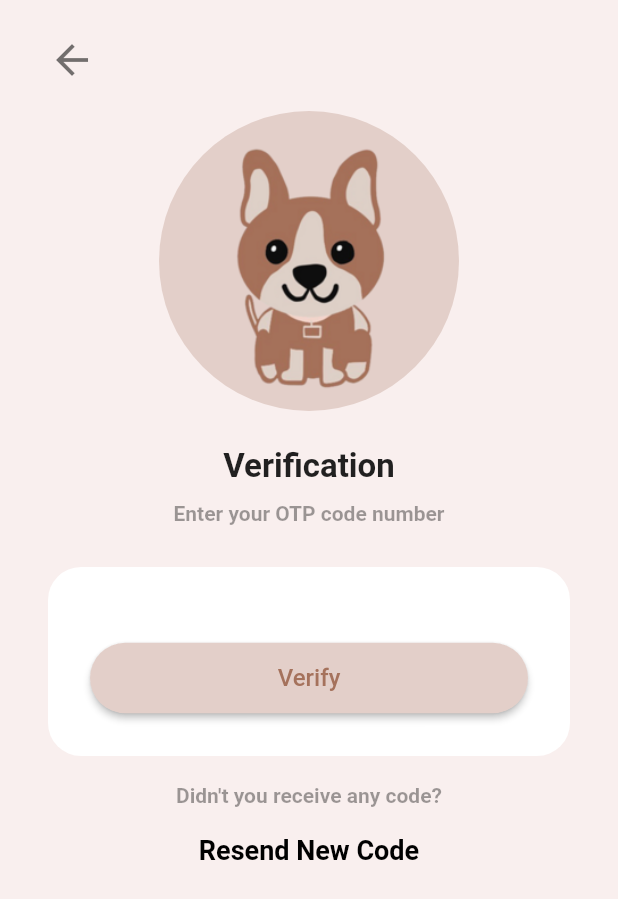
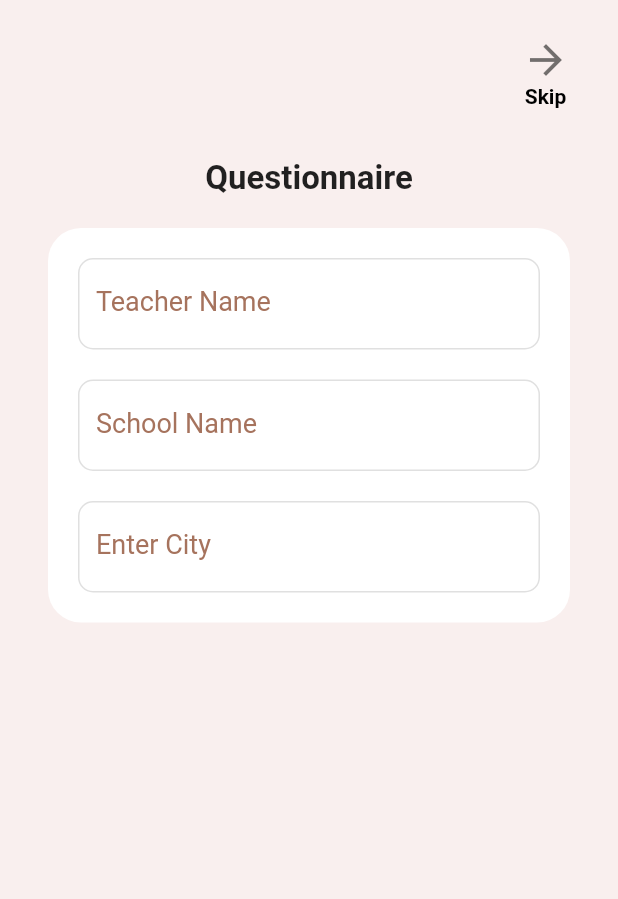
Before and after one commit to Rohan-Sharda/MASTHGuru, a Flutter app: the Teacher screen opened directly, on a phone screen of 412 x 824 dp. Shown: the top 899 px of the screen. Run offline on Flutter 3.47's test engine with Material 2 defaults, Android fonts, the phone set to English and light mode, and no system bars; our stand-ins replace flutter_signin_button, font_awesome_flutter.

Commit message:
basic _layout_done

```diff
--- a/lib/teacher.dart
+++ b/lib/teacher.dart
@@ -12,132 +12,227 @@ class Teacher extends StatelessWidget {
           child: Column(
             children: [
               Align(
-                alignment: Alignment.topLeft,
+                alignment: Alignment.topRight,
                 child: GestureDetector(
-                  onTap: () => Navigator.pop(context),
+                  // onTap: () => Navigator.pop(context),
                   child: Icon(
-                    Icons.arrow_back,
+                    Icons.arrow_forward,
                     size: 32,
                     color: Colors.black54,
                   ),
                 ),
               ),
-              SizedBox(
-                height: 18,
-              ),
               Container(
-                width: 200,
-                height: 200,
-                decoration: BoxDecoration(
-                  color: Color.fromARGB(255, 227, 207, 201),
-                  shape: BoxShape.circle,
-                ),
-                child: Image.asset(
-                  'assets/images/masti.png',
+                padding: EdgeInsets.fromLTRB(0, 0, 2.5, 0),
+                alignment: Alignment.topRight,
+                height: 30.0,
+                width: MediaQuery.of(context).size.width,
+                color: Color.fromARGB(255, 249, 239, 238),
+                child: Align(
+                  alignment: Alignment.topRight,
+                  child: Text(
+                    "Skip",
+                    style: TextStyle(
+                        color: Colors.black, fontWeight: FontWeight.bold),
+                  ),
                 ),
               ),
+              // SizedBox(
+              //   height: 18,
+              // ),
+              // Container(
+              //   width: 200,
+              //   height: 200,
+              //   decoration: BoxDecoration(
+              //     color: Color.fromARGB(255, 227, 207, 201),
+              //     shape: BoxShape.circle,
+              //   ),
+              //   child: Image.asset(
+              //     'assets/images/masti.png',
+              //   ),
+              // ),
               SizedBox(
-                height: 24,
+                height: 20,
               ),
               Text(
-                'Verification',
+                'Questionnaire',
                 style: TextStyle(
                   fontSize: 22,
                   fontWeight: FontWeight.bold,
                 ),
               ),
               SizedBox(
-                height: 10,
-              ),
-              Text(
-                "Enter your OTP code number",
-                style: TextStyle(
-                  fontSize: 14,
-                  fontWeight: FontWeight.bold,
-                  color: Colors.black38,
-                ),
-                textAlign: TextAlign.center,
-              ),
-              SizedBox(
-                height: 28,
+                height: 20,
               ),
               Container(
-                padding: EdgeInsets.all(28),
+                padding: EdgeInsets.all(20),
                 decoration: BoxDecoration(
                   color: Colors.white,
                   borderRadius: BorderRadius.circular(22),
                 ),
                 child: Column(
                   children: [
-                    // Row(
-                    //   mainAxisAlignment: MainAxisAlignment.spaceBetween,
-                    //   children: [
-                    //     _textFieldOTP(first: true, last: false),
-                    //     _textFieldOTP(first: false, last: false),
-                    //     _textFieldOTP(first: false, last: false),
-                    //     _textFieldOTP(first: false, last: true),
-                    //   ],
-                    // ),
-                    SizedBox(
-                      height: 22,
+                    TextFormField(
+                      showCursor: true,
+                      keyboardType: TextInputType.text,
+                      style: TextStyle(
+                        fontSize: 18,
+                        color: Colors.black,
+                      ),
+                      decoration: InputDecoration(
+                        labelText: "Teacher Name",
+                        labelStyle:
+                            TextStyle(color: Color.fromARGB(250, 164, 112, 90)),
+                        enabledBorder: OutlineInputBorder(
+                          borderSide: BorderSide(color: Colors.black12),
+                          borderRadius: BorderRadius.circular(10),
+                        ),
+                        focusedBorder: OutlineInputBorder(
+                          borderSide: BorderSide(color: Colors.black12),
+                          borderRadius: BorderRadius.circular(10),
+                        ),
+                      ),
                     ),
                     SizedBox(
-                      width: double.infinity,
-                      child: ElevatedButton(
-                        onPressed: () {
-                          Navigator.of(context).push(
-                            MaterialPageRoute(builder: (context) => Teacher()),
-                          );
-                        },
-                        style: ButtonStyle(
-                          foregroundColor: MaterialStateProperty.all<Color>(
-                              Color.fromARGB(250, 164, 112, 90)),
-                          backgroundColor: MaterialStateProperty.all<Color>(
-                            Color.fromARGB(255, 227, 207, 201),
-                          ),
-                          shape:
-                              MaterialStateProperty.all<RoundedRectangleBorder>(
-                            RoundedRectangleBorder(
-                              borderRadius: BorderRadius.circular(24.0),
-                            ),
-                          ),
+                      height: 20,
+                    ),
+                    TextFormField(
+                      showCursor: true,
+                      keyboardType: TextInputType.text,
+                      style: TextStyle(
+                        fontSize: 18,
+                        color: Colors.black,
+                      ),
+                      decoration: InputDecoration(
+                        labelText: "School Name",
+                        labelStyle:
+                            TextStyle(color: Color.fromARGB(250, 164, 112, 90)),
+                        enabledBorder: OutlineInputBorder(
+                          borderSide: BorderSide(color: Colors.black12),
+                          borderRadius: BorderRadius.circular(10),
                         ),
-                        child: Padding(
-                          padding: EdgeInsets.all(14.0),
-                          child: Text(
-                            'Verify',
-                            style: TextStyle(fontSize: 16),
-                          ),
+                        focusedBorder: OutlineInputBorder(
+                          borderSide: BorderSide(color: Colors.black12),
+                          borderRadius: BorderRadius.circular(10),
                         ),
                       ),
-                    )
+                    ),
+                    SizedBox(
+                      height: 20,
+                    ),
+                    TextFormField(
+                      showCursor: true,
+                      keyboardType: TextInputType.text,
+                      style: TextStyle(
+                        fontSize: 18,
+                        color: Colors.black,
+                      ),
+                      decoration: InputDecoration(
+                        labelText: "Enter City",
+                        labelStyle:
+                            TextStyle(color: Color.fromARGB(250, 164, 112, 90)),
+                        enabledBorder: OutlineInputBorder(
+                          borderSide: BorderSide(color: Colors.black12),
+                          borderRadius: BorderRadius.circular(10),
+                        ),
+                        focusedBorder: OutlineInputBorder(
+                          borderSide: BorderSide(color: Colors.black12),
+                          borderRadius: BorderRadius.circular(10),
+                        ),
+                      ),
+                    ),
                   ],
                 ),
-              ),
-              SizedBox(
-                height: 18,
-              ),
-              Text(
-                "Didn't you receive any code?",
-                style: TextStyle(
-                  fontSize: 14,
-                  fontWeight: FontWeight.bold,
-                  color: Colors.black38,
-                ),
-                textAlign: TextAlign.center,
-              ),
-              SizedBox(
-                height: 18,
-              ),
-              Text(
-                "Resend New Code",
-                style: TextStyle(
-                  fontSize: 18,
-                  fontWeight: FontWeight.bold,
-                  color: Colors.black,
-                ),
-                textAlign: TextAlign.center,
-              ),
+              )
+              // Text(
+              //   "Enter your OTP code number",
+              //   style: TextStyle(
+              //     fontSize: 14,
+              //     fontWeight: FontWeight.bold,
+              //     color: Colors.black38,
+              //   ),
+              //   textAlign: TextAlign.center,
+              // ),
+              // SizedBox(
+              //   height: 28,
+              // ),
+              // Container(
+              //   padding: EdgeInsets.all(28),
+              //   decoration: BoxDecoration(
+              //     color: Colors.white,
+              //     borderRadius: BorderRadius.circular(22),
+              //   ),
+              //   child: Column(
+              //     children: [
+              //       // Row(
+              //       //   mainAxisAlignment: MainAxisAlignment.spaceBetween,
+              //       //   children: [
+              //       //     _textFieldOTP(first: true, last: false),
+              //       //     _textFieldOTP(first: false, last: false),
+              //       //     _textFieldOTP(first: false, last: false),
+              //       //     _textFieldOTP(first: false, last: true),
+              //       //   ],
+              //       // ),
+              //       SizedBox(
+              //         height: 22,
+              //       ),
+              //       SizedBox(
+              //         width: double.infinity,
+              //         child: ElevatedButton(
+              //           onPressed: () {
+              //             Navigator.of(context).push(
+              //               MaterialPageRoute(builder: (context) => Teacher()),
+              //             );
+              //           },
+              //           style: ButtonStyle(
+              //             foregroundColor: MaterialStateProperty.all<Color>(
+              //                 Color.fromARGB(250, 164, 112, 90)),
+              //             backgroundColor: MaterialStateProperty.all<Color>(
+              //               Color.fromARGB(255, 227, 207, 201),
+              //             ),
+              //             shape:
+              //                 MaterialStateProperty.all<RoundedRectangleBorder>(
+              //               RoundedRectangleBorder(
+              //                 borderRadius: BorderRadius.circular(24.0),
+              //               ),
+              //             ),
+              //           ),
+              //           child: Padding(
+              //             padding: EdgeInsets.all(14.0),
+              //             child: Text(
+              //               'Verify',
+              //               style: TextStyle(fontSize: 16),
+              //             ),
+              //           ),
+              //         ),
+              //       )
+              //     ],
+              //   ),
+              // ),
+              // SizedBox(
+              //   height: 18,
+              // ),
+              // Text(
+              //   "Didn't you receive any code?",
+              //   style: TextStyle(
+              //     fontSize: 14,
+              //     fontWeight: FontWeight.bold,
+              //     color: Colors.black38,
+              //   ),
+              //   textAlign: TextAlign.center,
+              // ),
+              // SizedBox(
+              //   height: 18,
+              // ),
+              // Text(
+              //   "Resend New Code",
+              //   style: TextStyle(
+              //     fontSize: 18,
+              //     fontWeight: FontWeight.bold,
+              //     color: Colors.black,
+              //   ),
+              //   textAlign: TextAlign.center,
+              // ),
             ],
           ),
         ),
```
